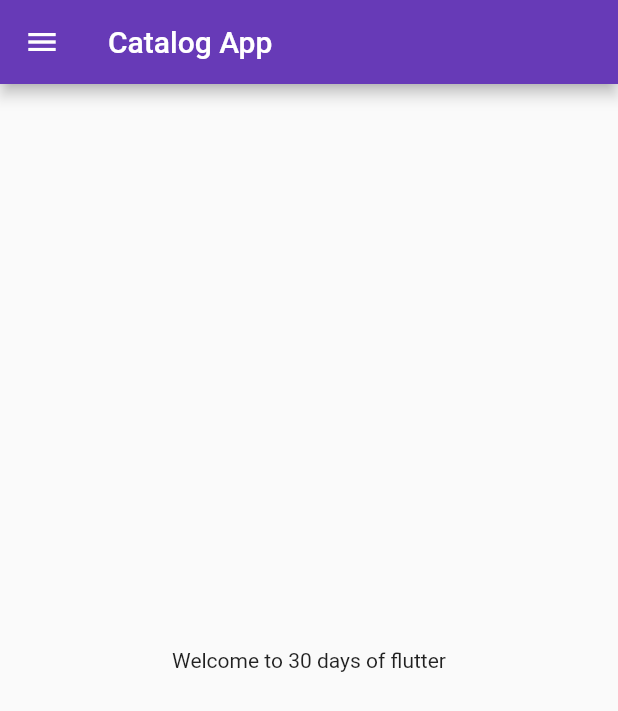
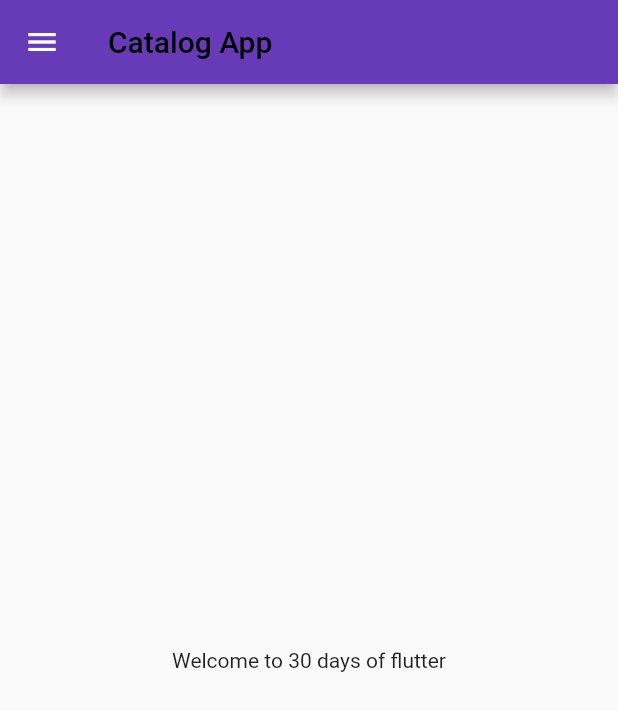
Before and after one commit to anupupadhaya123/LearnFlutter, a Flutter app: the screen it shows after launch, on a phone screen of 412 x 824 dp. Shown: the top 711 px of the screen. Run offline on Flutter 3.47's test engine with Material 2 defaults, Android fonts, the phone set to English and light mode, and no system bars.

Commit message:
themes extracted

```diff
--- a/lib/pages/homepage.dart
+++ b/lib/pages/homepage.dart
@@ -6,7 +6,21 @@ class HomePage extends StatelessWidget {
   Widget build(BuildContext context) {
     return Scaffold(
       appBar: AppBar(
-        title: Text("Catalog App"),
+        title: Text("Catalog App", style: TextStyle(
+          color: Colors.black
+        ),),
+
+
+        // centerTitle: true,
+        // backgroundColor: Colors.white,
+        // elevation: 0,
+        // iconTheme: IconThemeData(color: Colors.black),
+        // title: Text("Catalog App" ,style: TextStyle(
+        //   color: Colors.black,
+
+
+        // ),),
+
       ),
       body: Center(
         child: Container(
```
